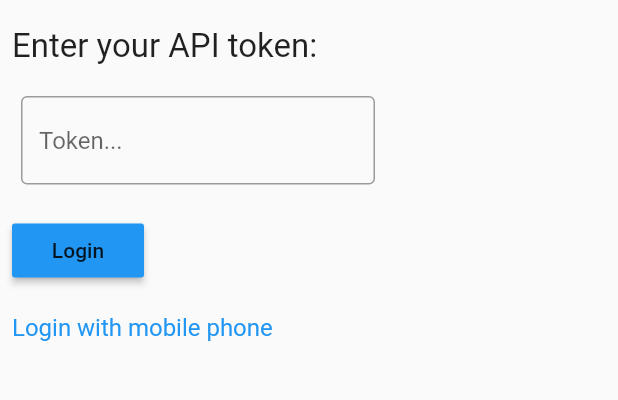
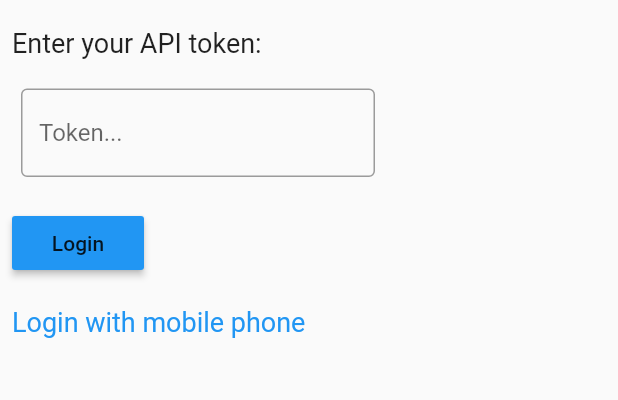
Before and after one commit to ammaratef45/zold-flutter-client, a Flutter app: the screen it shows after launch, after a tap on "Login with an API token", on a phone screen of 412 x 824 dp, the part 135-535 px from its top. Run offline on Flutter 3.47's test engine with Material 2 defaults, Android fonts, the phone set to English and light mode, and no system bars; our stand-ins replace flutter_secure_storage, local_auth, qr_flutter, timeago; missing offline and left inert: animated_floatactionbuttons, barcode_scan, trust_fall; network calls fail; Roboto replaces fonts that are missing (RobotoMono); project files that could hold a hidden picture were left out.

Commit message:
#99 all pages have same font size

```diff
--- a/zold_wallet/lib/main.dart
+++ b/zold_wallet/lib/main.dart
@@ -31,7 +31,7 @@ class MyApp extends StatelessWidget {
           appBarTheme: AppBarTheme(
               textTheme: TextTheme(title: TextStyle(fontSize: 18))),
           textTheme: TextTheme(
-            body1: TextStyle(fontSize: 16),
+            body1: TextStyle(fontSize: 18),
           )),
       home: _myHome,
       onGenerateRoute: _getRoute,
--- a/zold_wallet/lib/stateless_views/auth_view.dart
+++ b/zold_wallet/lib/stateless_views/auth_view.dart
@@ -37,11 +37,8 @@ class AuthView extends StatelessWidget {
           const Padding(
             padding: EdgeInsets.only(top: 18),
           ),
-          Text(
+          const Text(
             'Enter your API token:',
-            style: TextStyle(
-              fontSize: 22,
-            ),
           ),
           const Padding(
             padding: EdgeInsets.only(top: 18),
--- a/zold_wallet/lib/stateless_views/code_view.dart
+++ b/zold_wallet/lib/stateless_views/code_view.dart
@@ -34,12 +34,9 @@ class CodeView extends StatelessWidget {
           const Padding(
             padding: EdgeInsets.only(top: 18),
           ),
-          Text(
+          const Text(
             'Enter the code you received to your mobile phone'
-            ' via in the text message we just sent you (four digits):',
-            style: TextStyle(
-              fontSize: 22,
-            ),
+            ' via in the text message we just sent you (four digits):'
           ),
           const Padding(
             padding: EdgeInsets.only(top: 18),
--- a/zold_wallet/lib/stateless_views/phone_view.dart
+++ b/zold_wallet/lib/stateless_views/phone_view.dart
@@ -36,12 +36,9 @@ class PhoneView extends StatelessWidget {
           const Padding(
             padding: EdgeInsets.only(top: 18),
           ),
-          Text(
+          const Text(
             'Enter your mobile phone number (digits only) and'
-            ' we will send you a secret code in a few seconds:',
-            style: TextStyle(
-              fontSize: 22,
-            ),
+            ' we will send you a secret code in a few seconds:'
           ),
           const Padding(
             padding: EdgeInsets.only(top: 18),
@@ -51,11 +48,8 @@ class PhoneView extends StatelessWidget {
               const Padding(
                 padding: EdgeInsets.only(left: 4),
               ),
-              Text(
-                '+',
-                style: TextStyle(
-                  fontSize: 22,
-                ),
+              const Text(
+                '+'
               ),
               ZoldTextField(
                 controller: _phoneController,
```
